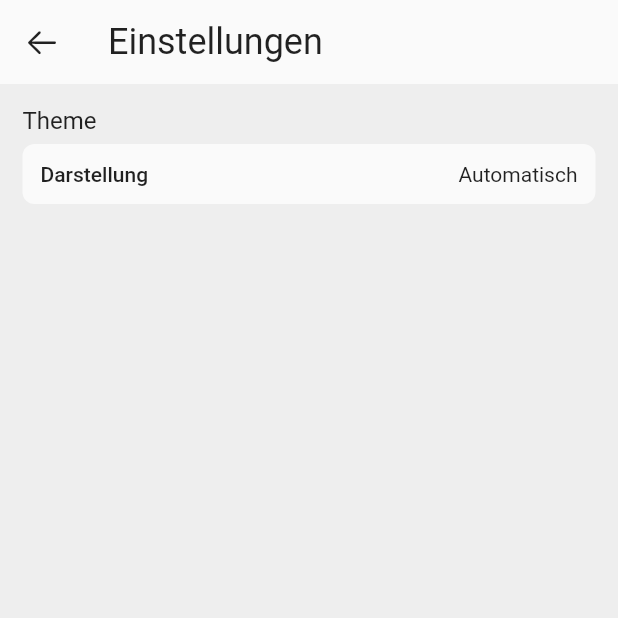
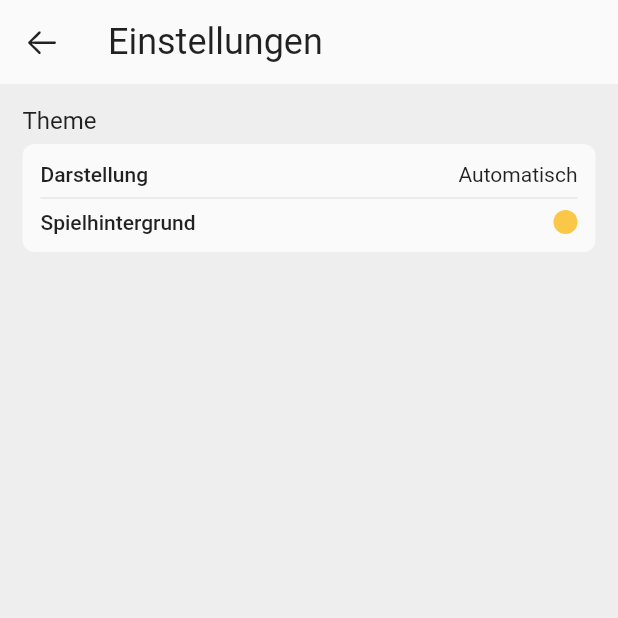
Before and after one commit to floheitzmann/somethink, a Flutter app: the screen it shows after launch, after a tap on the "settings" icon, on a phone screen of 412 x 824 dp, the top half of it. Run offline on Flutter 3.47's test engine with Material 2 defaults, Android fonts, the phone set to English and light mode, and no system bars; our stand-ins replace page_transition, shared_preferences.

Commit message:
Added selectable background colors for the game card

```diff
--- a/lib/app.dart
+++ b/lib/app.dart
@@ -8,6 +8,18 @@ import 'package:somethink/theme/theme_styles.dart';
 
 final darkBackgroundColor = Colors.grey.shade900;
 final lightBackgroundColor = Colors.grey.shade50;
+
+var backgroundColorKey = "Maize Crayola";
+
+const colors = {
+  "Maize Crayola": Color(0xFFFAC748),
+  "Malachite": Color(0xFF60DF55),
+  "Neon Blue": Color(0xFF486FFA),
+  "Capri": Color(0xFF48BCFA),
+  "Magenta": Color(0xFFEB48FA),
+  "Tart Orange": Color(0xFFFA4848),
+  "Mandarin": Color(0xFFFA7848),
+};
 
 class App extends StatefulWidget {
   const App({super.key});
--- a/lib/screens/home_screen.dart
+++ b/lib/screens/home_screen.dart
@@ -1,6 +1,6 @@
 import 'package:flutter/material.dart';
-import 'package:flutter/src/widgets/container.dart';
-import 'package:flutter/src/widgets/framework.dart';
+import 'package:page_transition/page_transition.dart';
+import 'package:somethink/screens/game_screen.dart';
 import 'package:somethink/screens/settings/settings_screen.dart';
 
 class HomeScreen extends StatefulWidget {
@@ -58,7 +58,13 @@ class _HomeScreenState extends State<HomeScreen> {
                     side: BorderSide.none,
                   ),
                 ),
-                onPressed: () {},
+                onPressed: () => Navigator.push(
+                  context,
+                  PageTransition(
+                    child: const GameScreen(),
+                    type: PageTransitionType.fade,
+                  ),
+                ),
                 child: const Text(
                   "Play",
                   style: TextStyle(
--- a/lib/screens/settings/settings_screen.dart
+++ b/lib/screens/settings/settings_screen.dart
@@ -2,6 +2,7 @@ import 'package:flutter/cupertino.dart';
 import 'package:flutter/material.dart';
 import 'package:provider/provider.dart';
 import 'package:somethink/app.dart';
+import 'package:somethink/screens/settings/change_game_background_screen.dart';
 import 'package:somethink/screens/settings/change_theme_screen.dart';
 import 'package:somethink/theme/theme_provider.dart';
 
@@ -79,6 +80,36 @@ class _SettingsScreenState extends State<SettingsScreen> {
                       ),
                     ],
                   ),
+                  const Divider(),
+                  Row(
+                    mainAxisAlignment: MainAxisAlignment.spaceBetween,
+                    children: [
+                      Text(
+                        "Spielhintergrund",
+                        style: const TextStyle(
+                          fontWeight: FontWeight.w500,
+                        ),
+                      ),
+                      GestureDetector(
+                        onTap: () => Navigator.push(
+                          context,
+                          MaterialPageRoute(
+                            builder: (context) => ChangeGameBackgroundScreen(),
+                          ),
+                        ).then((value) {
+                          setState(() {});
+                        }),
+                        child: Container(
+                          height: 16,
+                          width: 16,
+                          decoration: BoxDecoration(
+                            borderRadius: BorderRadius.circular(8),
+                            color: colors[backgroundColorKey],
+                          ),
+                        ),
+                      ),
+                    ],
+                  ),
                 ],
               ),
             ),
```
Also changed, not shown: lib/screens/game_screen.dart (added, +30 -0 lines), lib/screens/settings/change_game_background_screen.dart (added, +117 -0 lines).
